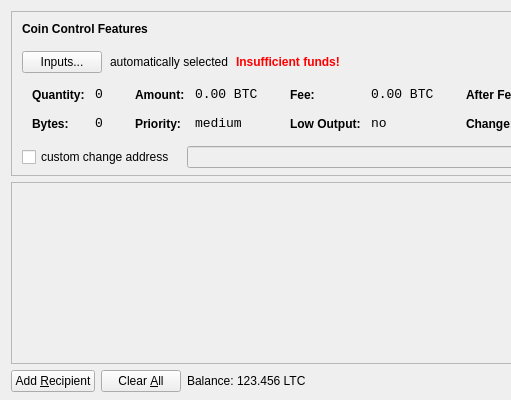
Above: src/qt/forms/sendcoinsdialog.ui from Incoin/incoin before the change; both pictures show x 0 to 511 and y 0 to 400 of the 850 by 400 pixel window. Below: the same form after it.
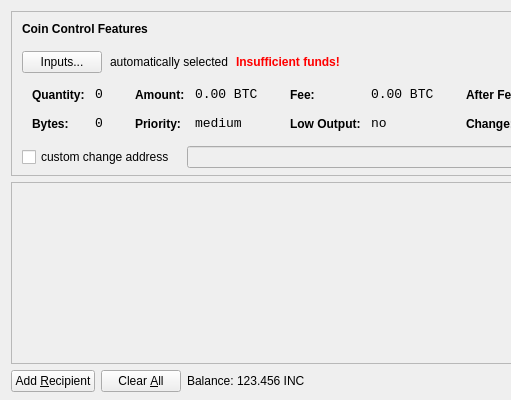
That is the form after the change. Icons and pictures are not drawn.

The edit to the form file:
```diff
--- a/src/qt/forms/sendcoinsdialog.ui
+++ b/src/qt/forms/sendcoinsdialog.ui
@@ -720,7 +720,7 @@
           <cursorShape>IBeamCursor</cursorShape>
          </property>
          <property name="text">
-          <string>123.456 LTC</string>
+          <string>123.456 INC</string>
          </property>
          <property name="textInteractionFlags">
           <set>Qt::LinksAccessibleByMouse|Qt::TextSelectableByKeyboard|Qt::TextSelectableByMouse</set>
```
